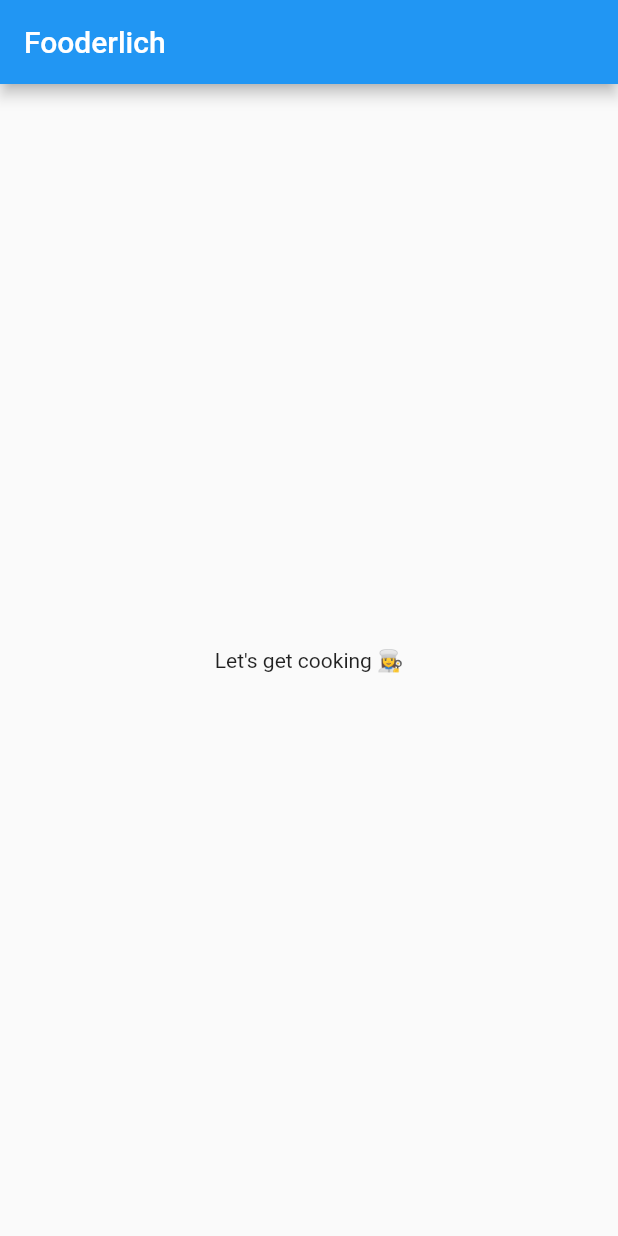
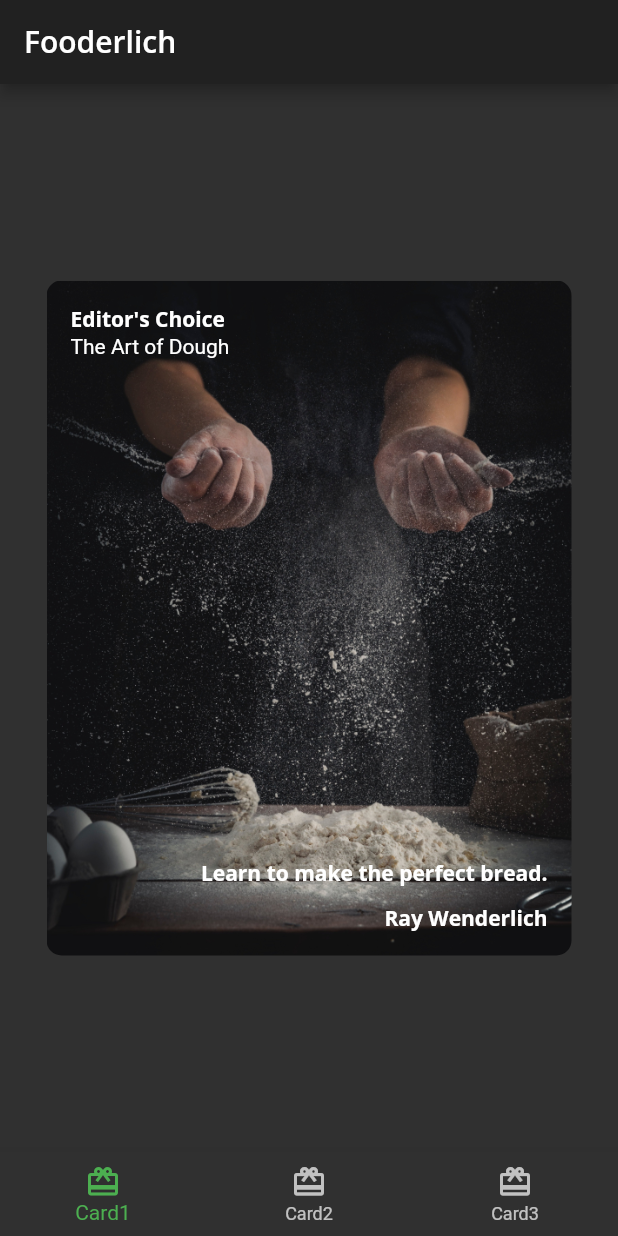
Before and after one commit to mp3yty/fooderlich_basic_widgets, a Flutter app: the screen it shows after launch, on a phone screen of 412 x 824 dp. Run offline on Flutter 3.47's test engine with Material 2 defaults, Android fonts, the phone set to English and light mode, and no system bars; our stand-ins replace google_fonts.

Commit message:
update apps

```diff
--- /dev/null
+++ b/lib/card1.dart
@@ -0,0 +1,62 @@
+import 'package:flutter/material.dart';
+import 'fooderlich_theme.dart';
+
+class Card1 extends StatelessWidget {
+  const Card1({Key? key}) : super(key: key);
+
+  final String category = 'Editor\'s Choice';
+  final String title = 'The Art of Dough';
+  final String description = 'Learn to make the perfect bread.';
+  final String chef = 'Ray Wenderlich';
+
+  @override
+  Widget build(BuildContext context) {
+    return Center(
+      child: Container(
+        child: Stack(
+          children: [
+            Text(
+              category,
+              style: FooderlichTheme.darkTextTheme.bodyText1,
+            ),
+            Positioned(
+              child: Text(
+                title,
+                style: FooderlichTheme.darkTextTheme.headline5,
+              ),
+              top: 20,
+            ),
+            Positioned(
+              child: Text(
+                description,
+                style: FooderlichTheme.darkTextTheme.bodyText1,
+              ),
+              bottom: 30,
+              right: 0,
+            ),
+            Positioned(
+              child: Text(
+                chef,
+                style: FooderlichTheme.darkTextTheme.bodyText1,
+              ),
+              bottom: 0,
+              right: 0,
+            ),
+          ],
+        ),
+        padding: const EdgeInsets.all(16),
+        constraints: const BoxConstraints.expand(
+          width: 350,
+          height: 450,
+        ),
+        decoration: BoxDecoration(
+          image: DecorationImage(
+            image: AssetImage('assets/mag1.png'),
+            fit: BoxFit.cover,
+          ),
+          borderRadius: BorderRadius.all(Radius.circular(10.0)),
+        ),
+      ),
+    );
+  }
+}
--- /dev/null
+++ b/lib/home.dart
@@ -0,0 +1,59 @@
+import 'package:flutter/material.dart';
+import 'card1.dart';
+import 'card2.dart';
+import 'card3.dart';
+
+class Home extends StatefulWidget {
+  const Home({Key? key}) : super(key: key);
+
+  @override
+  _HomeState createState() => _HomeState();
+}
+
+class _HomeState extends State<Home> {
+  int _selectedIndex = 0;
+
+  static List<Widget> pages = <Widget>[
+    Card1(),
+    Card2(),
+    Card3(),
+  ];
+
+  void _onItemTapped(int index) {
+    setState(() {
+      _selectedIndex = index;
+    });
+  }
+
+  @override
+  Widget build(BuildContext context) {
+    return Scaffold(
+      appBar: AppBar(
+        title: Text(
+          'Fooderlich',
+          style: Theme.of(context).textTheme.headline6,
+        ),
+      ),
+      body: pages[_selectedIndex],
+      bottomNavigationBar: BottomNavigationBar(
+        selectedItemColor: Theme.of(context).textSelectionTheme.selectionColor,
+        currentIndex: _selectedIndex,
+        onTap: _onItemTapped,
+        items: <BottomNavigationBarItem>[
+          const BottomNavigationBarItem(
+            icon: Icon(Icons.card_giftcard),
+            label: 'Card1',
+          ),
+          const BottomNavigationBarItem(
+            icon: Icon(Icons.card_giftcard),
+            label: 'Card2',
+          ),
+          const BottomNavigationBarItem(
+            icon: Icon(Icons.card_giftcard),
+            label: 'Card3',
+          ),
+        ],
+      ),
+    );
+  }
+}
--- a/lib/main.dart
+++ b/lib/main.dart
@@ -1,4 +1,6 @@
 import 'package:flutter/material.dart';
+import 'fooderlich_theme.dart';
+import 'home.dart';
 
 void main() {
   // 1
@@ -10,19 +12,13 @@ class Fooderlich extends StatelessWidget {
   const Fooderlich({Key? key}) : super(key: key);
   @override
   Widget build(BuildContext context) {
-    // TODO: Create theme
+    final theme = FooderlichTheme.dark();
     // TODO: Apply Home widget
     // 3
     return MaterialApp(
-      // TODO: Add theme
+      theme: theme,
       title: 'Fooderlich',
-      // 4
-      home: Scaffold(
-        // TODO: Style the title
-        appBar: AppBar(title: const Text('Fooderlich')),
-        // TODO: Style the body text
-        body: const Center(child: Text('Let\'s get cooking 👩‍🍳')),
-      ),
+      home: const Home(),
     );
   }
 }
```
Also changed, not shown: lib/author_card.dart (added, +55 -0 lines), lib/card2.dart (added, +62 -0 lines), lib/card3.dart (added, +109 -0 lines), lib/circle_image.dart (added, +24 -0 lines).
